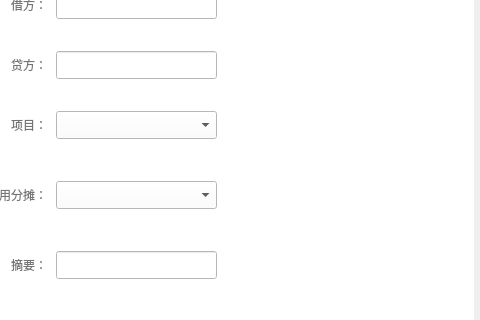
First picture: the form in ChuangfengDesktop/addFundDetailWidget.ui, repository asdlei99/chuangfengdesktop, before the edit; both pictures show x 120 to 600 and y 150 to 470 of the 600 by 673 pixel window.
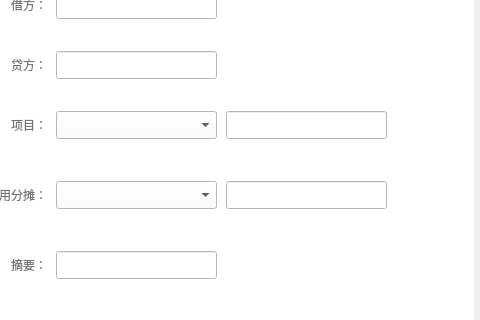
Second picture: the form after the edit.

Patch:
```diff
--- a/ChuangfengDesktop/addFundDetailWidget.ui
+++ b/ChuangfengDesktop/addFundDetailWidget.ui
@@ -311,6 +311,29 @@
        </rect>
       </property>
      </widget>
+     <widget class="QLineEdit" name="subject_Edit">
+      <property name="geometry">
+       <rect>
+        <x>340</x>
+        <y>220</y>
+        <width>161</width>
+        <height>28</height>
+       </rect>
+      </property>
+     </widget>
+     <widget class="QLineEdit" name="share_Edit">
+      <property name="geometry">
+       <rect>
+        <x>340</x>
+        <y>290</y>
+        <width>161</width>
+        <height>28</height>
+       </rect>
+      </property>
+      <property name="frame">
+       <bool>true</bool>
+      </property>
+     </widget>
     </widget>
    </item>
   </layout>
```
